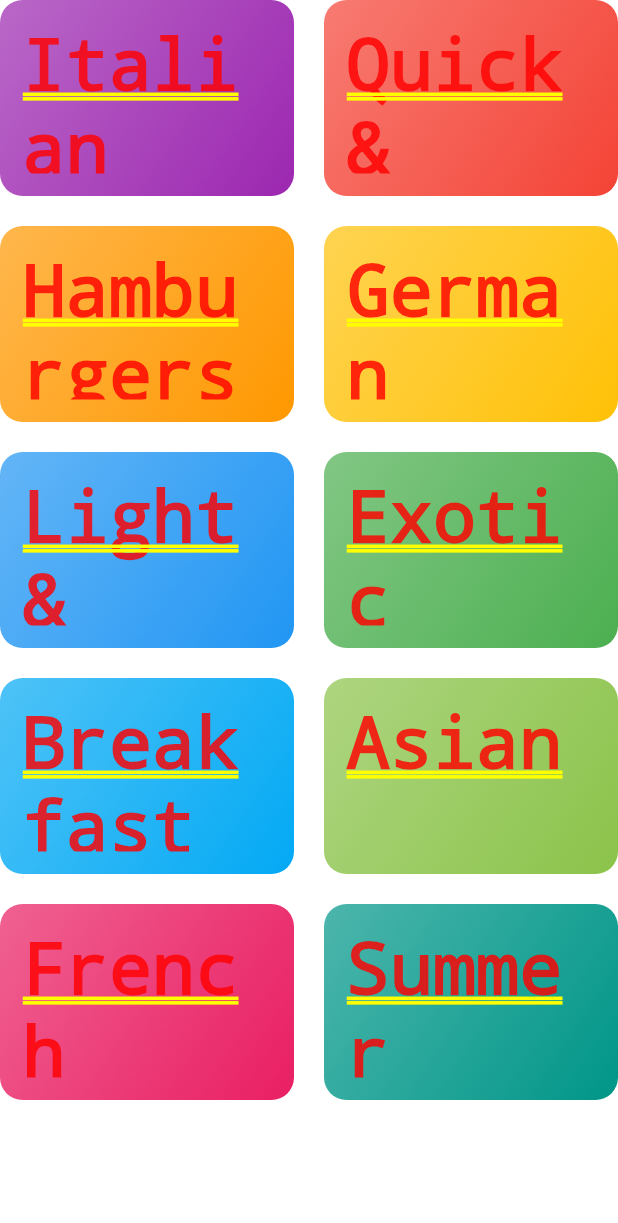
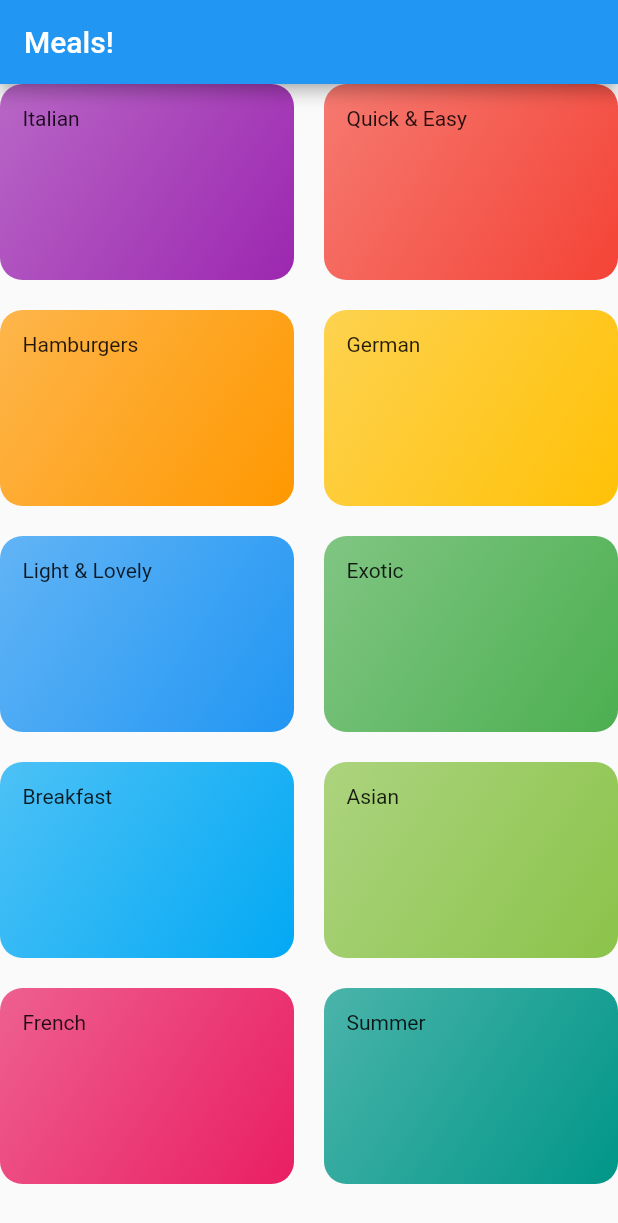
Before and after one commit to chloemk/meals_app, a Flutter app: the screen it shows after launch, on a phone screen of 412 x 824 dp. Shown: the top 1223 px of the screen. Run offline on Flutter 3.47's test engine with Material 2 defaults, Android fonts, the phone set to English and light mode, and no system bars.

Commit message:
feat: add Scaffold and appbar as it changes to main screen

```diff
--- a/lib/categories_screen.dart
+++ b/lib/categories_screen.dart
@@ -7,7 +7,11 @@ class CategoriesScreen extends StatelessWidget {
 
   @override
   Widget build(BuildContext context) {
-    return GridView(
+    return Scaffold(
+      appBar: AppBar(
+        title: const Text('Meals!'),
+      ),
+      body: GridView(
         gridDelegate: const SliverGridDelegateWithMaxCrossAxisExtent(
           maxCrossAxisExtent: 200,
           childAspectRatio: 3 / 2,
@@ -20,6 +24,7 @@ class CategoriesScreen extends StatelessWidget {
                   title: categoryData.title, color: categoryData.color),
             )
             .toList(),
+      ),
     );
   }
 }
```
Lines whose indentation alone changed are shown as unchanged.
